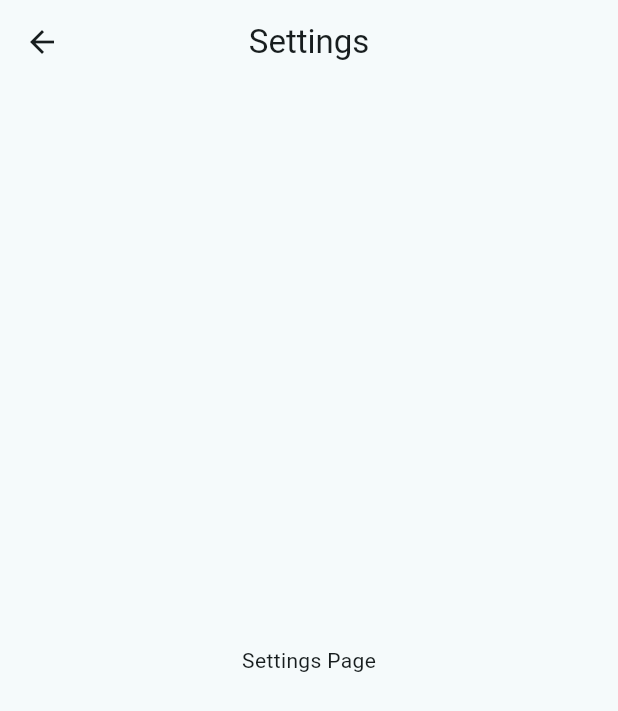
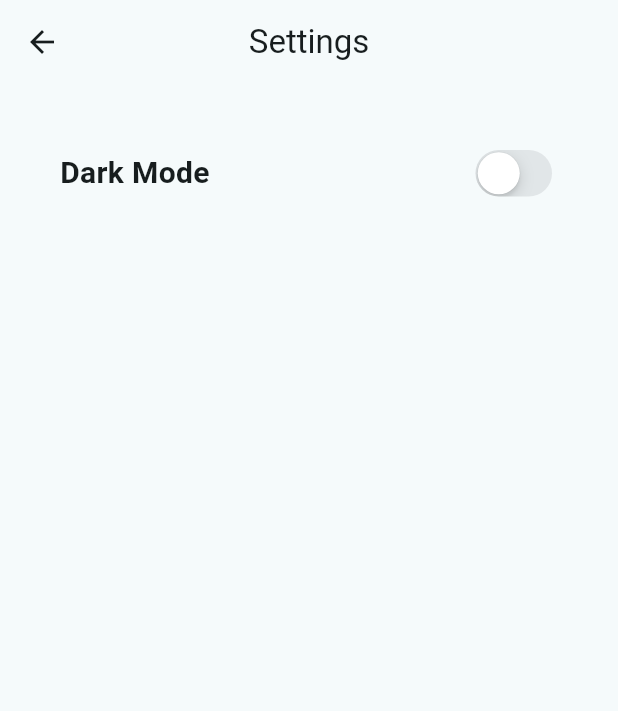
Before and after one commit to ardhikakrsh/flutter-sneakers-app, a Flutter app: the SettingsPage screen opened directly, on a phone screen of 412 x 824 dp. Shown: the top 711 px of the screen. Run offline on Flutter 3.47's test engine with Material 3 defaults, Android fonts, the phone set to English and light mode, and no system bars; our stand-ins replace lottie.

Commit message:
feat: add dark mode setting

```diff
--- a/lib/view/pages/settings_page.dart
+++ b/lib/view/pages/settings_page.dart
@@ -1,4 +1,6 @@
+import 'package:flutter/cupertino.dart';
 import 'package:flutter/material.dart';
+import 'package:ppb_test/data/notifiers.dart';
 
 class SettingsPage extends StatefulWidget {
   const SettingsPage({super.key});
@@ -21,8 +23,37 @@ class _SettingsPageState extends State<SettingsPage> {
           ),
           // automaticallyImplyLeading: false,
         ),
-        body: const Center(
-          child: Text('Settings Page'),
+        body: Column(
+          children: [
+            Container(
+              decoration: BoxDecoration(
+                borderRadius: BorderRadius.circular(15.0),
+              ),
+              margin: const EdgeInsets.all(25.0),
+              padding: const EdgeInsets.all(15.0),
+              child: Row(
+                mainAxisAlignment: MainAxisAlignment.spaceBetween,
+                children: [
+                  const Text(
+                    'Dark Mode',
+                    style:
+                        TextStyle(fontWeight: FontWeight.bold, fontSize: 20.0),
+                  ),
+                  ValueListenableBuilder(
+                    valueListenable: isDarkModeNotifier,
+                    builder: (context, isDarkMode, child) {
+                      return CupertinoSwitch(
+                        value: !isDarkMode,
+                        onChanged: (value) {
+                          isDarkModeNotifier.value = !isDarkModeNotifier.value;
+                        },
+                      );
+                    },
+                  ),
+                ],
+              ),
+            )
+          ],
         ));
   }
 }
```
